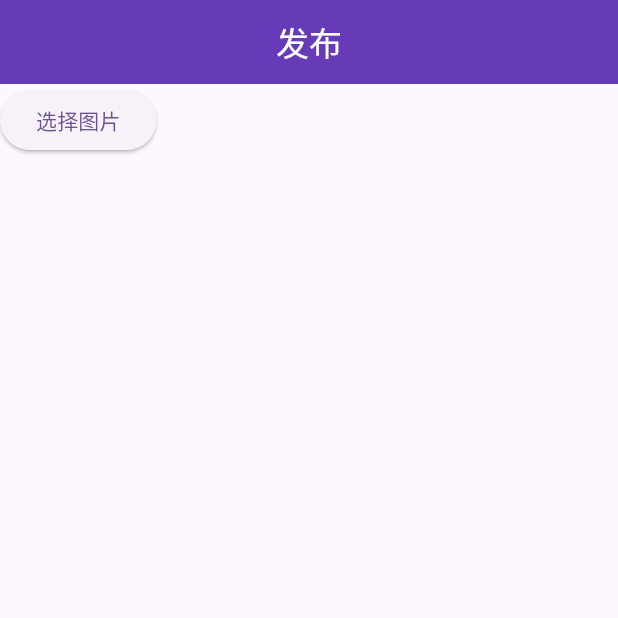
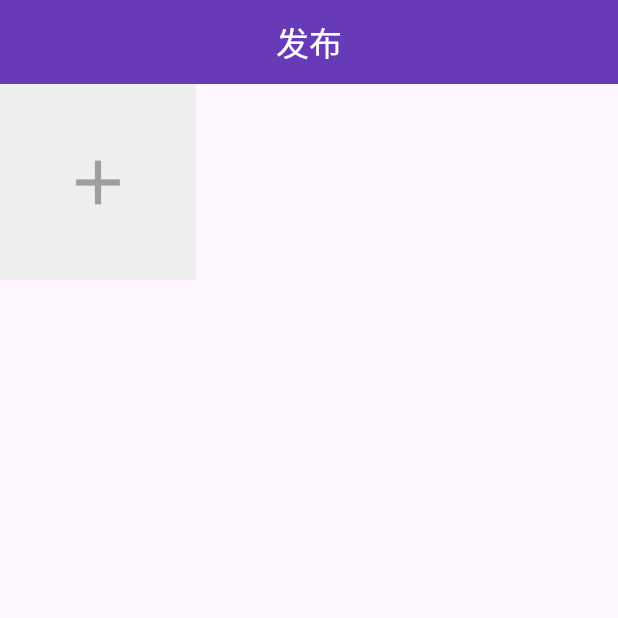
Before and after one commit to Jacobshash/flutter_wechat_post_share, a Flutter app: the screen it shows after launch, on a phone screen of 412 x 824 dp, the top half of it. Run offline on Flutter 3.47's test engine with Material 3 defaults, Android fonts, the phone set to English and light mode, and no system bars; missing offline and left inert: wechat_assets_picker.

Commit message:
feat(post): 实现图片选择和展示功能

```diff
--- a/lib/pages/post.dart
+++ b/lib/pages/post.dart
@@ -1,5 +1,7 @@
 import 'package:flutter/material.dart';
 import 'package:wechat_assets_picker/wechat_assets_picker.dart';
+
+import '../utils/constant.dart';
 
 class PostEditPage extends StatefulWidget {
   const PostEditPage({super.key});
@@ -9,20 +11,69 @@ class PostEditPage extends StatefulWidget {
 }
 
 class _PostEditPageState extends State<PostEditPage> {
-  _mainView() {
-    return Column(
+  List<AssetEntity> photos = [];
+
+  Widget _buildPhotosList() {
+    return LayoutBuilder(
+      builder: (context, constraints) {
+        final double width = (constraints.maxWidth - spacing * 2) / 3;
+        return Wrap(
+          spacing: spacing,
+          runSpacing: spacing,
           children: [
-        ElevatedButton(
-          onPressed: () async {
+            for (final value in photos) photoViewContainer(value, width),
+
+            // 添加图片
+            if (photos.length < maxAssets)
+              gestureDetectorWithPhotoSelect(context, width),
+          ],
+        );
+      },
+    );
+  }
+
+  GestureDetector gestureDetectorWithPhotoSelect(
+    BuildContext context,
+    double width,
+  ) {
+    return GestureDetector(
+      onTap: () async {
         final List<AssetEntity>? result = await AssetPicker.pickAssets(
           context,
+          pickerConfig: AssetPickerConfig(
+            selectedAssets: photos,
+            maxAssets: maxAssets,
+          ),
         );
-            print(result?.length);
+        setState(() {
+          photos = result ?? [];
+        });
       },
-          child: Text('选择图片'),
+      child: Container(
+        color: Colors.grey.shade200,
+        width: width,
+        height: width,
+        child: Icon(Icons.add, color: Colors.grey.shade500, size: 50),
       ),
-      ],
     );
+  }
+
+  Container photoViewContainer(AssetEntity value, double width) {
+    return Container(
+      clipBehavior: Clip.antiAlias,
+      decoration: BoxDecoration(borderRadius: BorderRadius.circular(5)),
+      child: AssetEntityImage(
+        value,
+        key: ValueKey(value.id), // 添加key参数
+        fit: BoxFit.cover,
+        width: width,
+        height: width,
+      ),
+    );
+  }
+
+  Widget _mainView() {
+    return Column(children: [_buildPhotosList()]);
   }
 
   @override
--- /dev/null
+++ b/lib/utils/constant.dart
@@ -0,0 +1,2 @@
+ final double spacing = 10.0;
+ final int maxAssets = 9;
```
Lines whose indentation alone changed are shown as unchanged.
